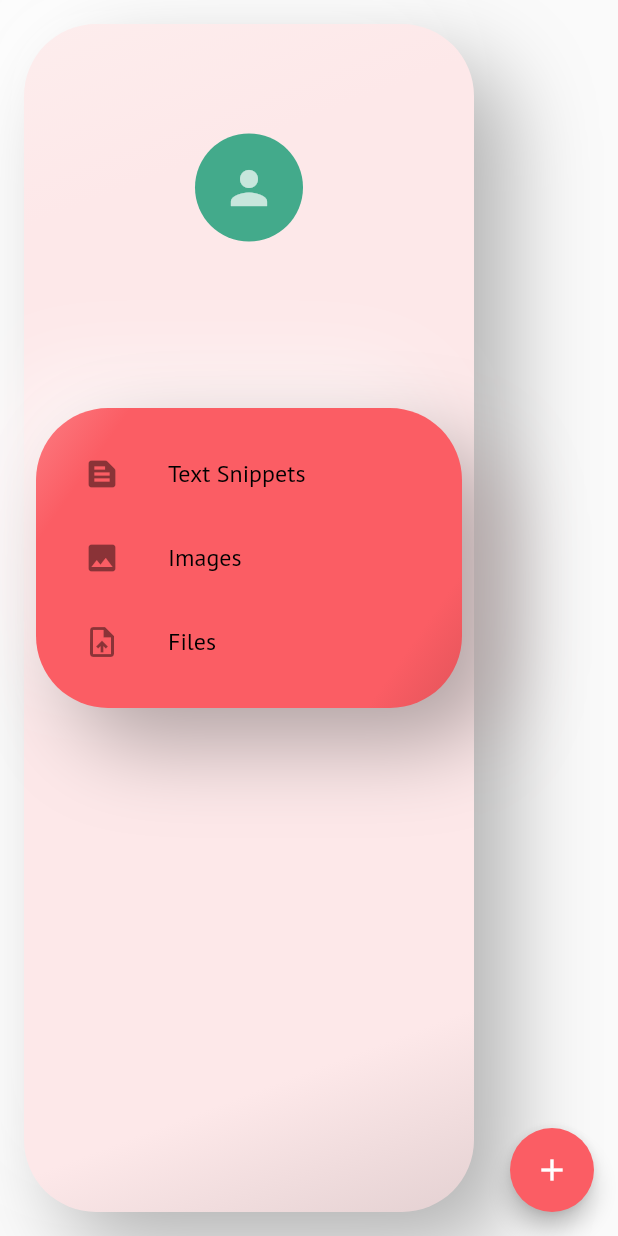
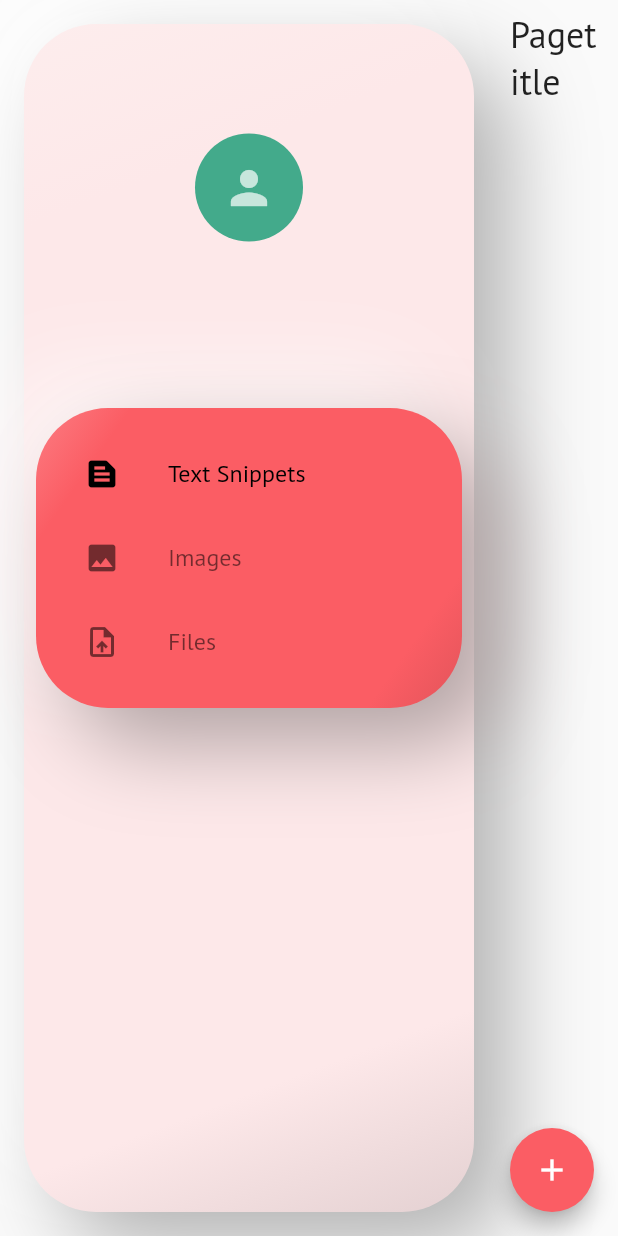
Before and after one commit to emem365/intertwined, a Flutter app: the HomePageWeb screen opened directly, on a phone screen of 412 x 824 dp. Run offline on Flutter 3.47's test engine with Material 2 defaults, Android fonts, the phone set to English and light mode, and no system bars; our stand-ins replace cached_network_image, cloud_firestore, firebase_auth, firebase_core, flutter_svg, google_fonts and 3 more; missing offline and left inert: github_sign_in; accounts and stored records are empty.

Commit message:
Connect PageView with the drawer on left

```diff
--- a/lib/src/view/pages/home_page/home_page_web.dart
+++ b/lib/src/view/pages/home_page/home_page_web.dart
@@ -1,5 +1,6 @@
 import 'package:flutter/material.dart';
 import 'package:intertwined/src/view/widgets/web_menu.dart';
+import 'package:provider/provider.dart';
 
 import '../files_page.dart';
 import '../snippets_page.dart';
@@ -32,7 +33,17 @@ class _HomePageWebState extends State<HomePageWeb> {
       // appBar: TransparentAppBar(title: getTitle()),
       body: Row(
         children: [
-          WebMenu(),
+          Provider.value(
+            value: _currentIndex,
+            child: WebMenu(),
+          ),
+          Expanded(
+            child: Column(
+              children: [
+                Padding(
+                  padding: const EdgeInsets.all(8.0),
+                  child: Text('Pagetitle', style: Theme.of(context).textTheme.headline5,),
+                ),
                 Expanded(
                   child: PageView(
                     controller: pageController,
@@ -43,6 +54,9 @@ class _HomePageWebState extends State<HomePageWeb> {
                       SnippetsPage(),
                       ImagesPage(),
                       FilesPage(),
+                    ],
+                  ),
+                ),
               ],
             ),
           ),
--- a/lib/src/view/pages/snippets_page.dart
+++ b/lib/src/view/pages/snippets_page.dart
@@ -16,7 +16,9 @@ class SnippetsPage extends StatelessWidget {
           if (snapshot.hasError) {
             throw UnimplementedError();
           }
-          if (!snapshot.hasData) return CircularProgressIndicator();
+          if (!snapshot.hasData) {
+            return Center(child: CircularProgressIndicator());
+          }
           return ListView.builder(
               itemCount: snapshot.data.length,
               itemBuilder: (context, i) {
--- a/lib/src/view/widgets/home_page_tabs_web.dart
+++ b/lib/src/view/widgets/home_page_tabs_web.dart
@@ -2,10 +2,14 @@ import 'package:flutter/material.dart';
 import 'package:intertwined/src/constants/app_theme.dart';
 import 'package:intertwined/src/constants/home_page_tabs.dart';
 import 'package:intertwined/src/view/widgets/neumorphic_container.dart';
+import 'package:provider/provider.dart';
 
 class HomePageTabsWeb extends StatelessWidget {
   @override
   Widget build(BuildContext context) {
+
+    int _currentIndex = Provider.of<int>(context);
+    print(_currentIndex);
     return Padding(
       padding: const EdgeInsets.all(8.0),
       child: NeumorphicContainer(
@@ -15,12 +19,30 @@ class HomePageTabsWeb extends StatelessWidget {
           padding: EdgeInsets.all(16.0),
           child: Column(
             mainAxisSize: MainAxisSize.min,
-            children: List.generate(homePageTabs.length, (index) => ListTile(
-                leading: Icon(homePageTabs[index].tabIcon),
+            children: List.generate(
+              homePageTabs.length,
+              (index) => ListTile(
+                // TODO: Setup ontap for listTile
+                onTap: (){
+                  var msg = 'This feature has not yet been implemented. Please Try again later';
+                  if(index==0) msg = 'You\'re on Snippets Page already';
+                  ScaffoldMessenger.of(context).showSnackBar(SnackBar(
+                    content: Text(msg),
+                  ));
+                },
+                leading: Icon(
+                  homePageTabs[index].tabIcon,
+                  color:
+                      (_currentIndex == index) ? Colors.black : Colors.black54,
+                ),
                 title: Text(homePageTabs[index].tabName,
-                    style: TextStyle(color: Colors.black)),
-              ),),
-
+                    style: TextStyle(
+                      color: (_currentIndex == index)
+                          ? Colors.black
+                          : Colors.black54,
+                    )),
+              ),
+            ),
           ),
         ),
       ),
```
Also changed, not shown: lib/src/view/pages/files_page.dart (+6 -1 lines), lib/src/view/pages/images_page.dart (+7 -1 lines). Lines whose indentation alone changed are shown as unchanged.
